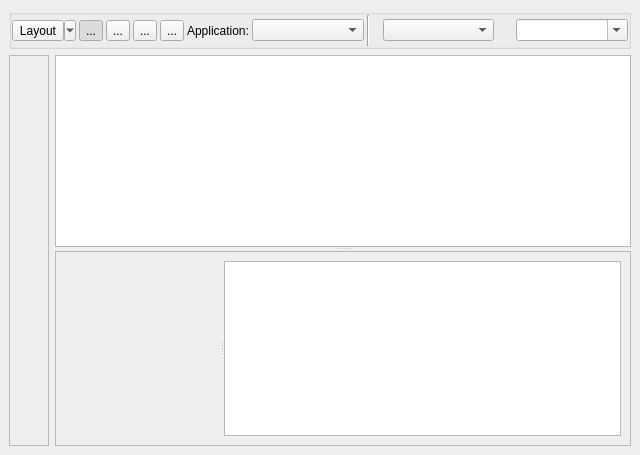
First picture: the form in trunk/maestro/gui/plugins/views/stanza_editor/StanzaEditorBase.ui, repository patrickhartling/maestro, before the edit.
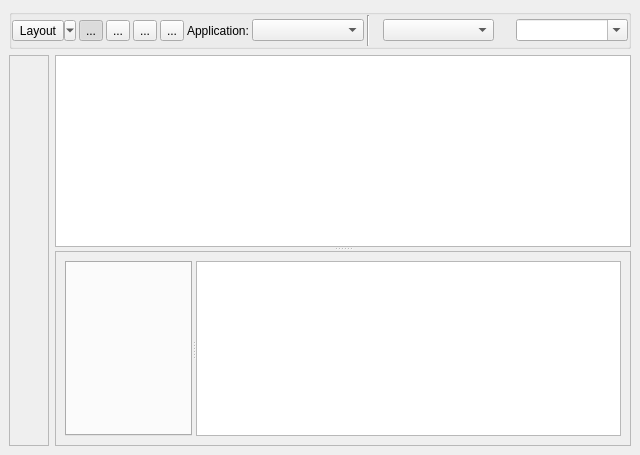
Second picture: the form after the edit. Icons and pictures are not drawn.

Commit message: - Allow multiple option editors in a tab widget. - Add a children editor that allows you to change the order of options.

Patch:
```diff
--- a/trunk/maestro/gui/plugins/views/stanza_editor/StanzaEditorBase.ui
+++ b/trunk/maestro/gui/plugins/views/stanza_editor/StanzaEditorBase.ui
@@ -98,7 +98,7 @@
          <property name="orientation" >
           <enum>Qt::Horizontal</enum>
          </property>
-         <widget class="QWidget" native="1" name="mEditorArea" />
+         <widget class="QTabWidget" native="1" name="mEditorTabWidget" />
          <widget class="QTextEdit" name="mHelpWidget" >
           <property name="textInteractionFlags" >
            <enum>Qt::TextBrowserInteraction</enum>
```
The commit also changes 6 other files.
